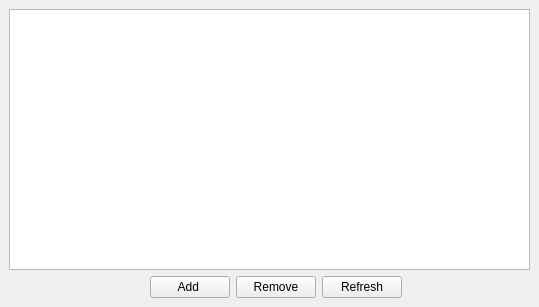
The window that time2pull/forms/main_window.ui (ColinDuquesnoy/Time2Pull) describes before a commit, drawn with Qt 5.
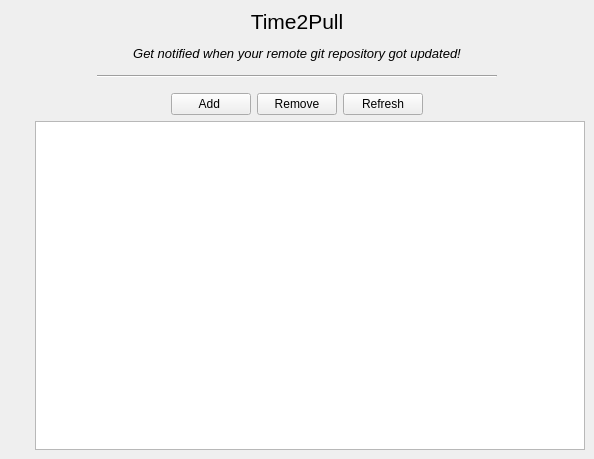
The same window after the commit. Icons and pictures are not drawn.

```diff
--- a/time2pull/forms/main_window.ui
+++ b/time2pull/forms/main_window.ui
@@ -6,8 +6,8 @@
    <rect>
     <x>0</x>
     <y>0</y>
-    <width>539</width>
-    <height>307</height>
+    <width>594</width>
+    <height>459</height>
    </rect>
   </property>
   <property name="windowTitle">
@@ -20,14 +20,97 @@
   <widget class="QWidget" name="centralwidget">
    <layout class="QGridLayout" name="gridLayout">
     <item row="1" column="0">
+     <layout class="QHBoxLayout" name="horizontalLayout_2">
+      <property name="topMargin">
+       <number>0</number>
+      </property>
+      <item>
+       <spacer name="horizontalSpacer_4">
+        <property name="orientation">
+         <enum>Qt::Horizontal</enum>
+        </property>
+        <property name="sizeHint" stdset="0">
+         <size>
+          <width>40</width>
+          <height>20</height>
+         </size>
+        </property>
+       </spacer>
+      </item>
+      <item>
+       <widget class="Line" name="line">
+        <property name="minimumSize">
+         <size>
+          <width>400</width>
+          <height>0</height>
+         </size>
+        </property>
+        <property name="orientation">
+         <enum>Qt::Horizontal</enum>
+        </property>
+       </widget>
+      </item>
+      <item>
+       <spacer name="horizontalSpacer_3">
+        <property name="orientation">
+         <enum>Qt::Horizontal</enum>
+        </property>
+        <property name="sizeHint" stdset="0">
+         <size>
+          <width>40</width>
+          <height>20</height>
+         </size>
+        </property>
+       </spacer>
+      </item>
+     </layout>
+    </item>
+    <item row="0" column="0">
+     <widget class="QLabel" name="label">
+      <property name="text">
+       <string>&lt;html&gt;&lt;head/&gt;&lt;body&gt;&lt;p align=&quot;center&quot;&gt;&lt;img src=&quot;:/time2pull/icons/Time2Pull.png&quot;/&gt;&lt;/p&gt;&lt;p align=&quot;center&quot;&gt;&lt;span style=&quot; font-size:16pt;&quot;&gt;Time2Pull&lt;/span&gt;&lt;/p&gt;&lt;p align=&quot;center&quot;&gt;&lt;span style=&quot; font-size:10pt; font-style:italic;&quot;&gt;Get notified when your remote git repository got updated!&lt;/span&gt;&lt;/p&gt;&lt;/body&gt;&lt;/html&gt;</string>
+      </property>
+     </widget>
+    </item>
+    <item row="3" column="0">
+     <layout class="QHBoxLayout" name="horizontalLayout_3">
+      <property name="topMargin">
+       <number>0</number>
+      </property>
+      <item>
+       <layout class="QVBoxLayout" name="verticalLayout">
+        <property name="leftMargin">
+         <number>0</number>
+        </property>
+        <item>
+         <widget class="QLabel" name="labelRefresh">
+          <property name="text">
+           <string/>
+          </property>
+         </widget>
+        </item>
+        <item>
+         <spacer name="verticalSpacer">
+          <property name="orientation">
+           <enum>Qt::Vertical</enum>
+          </property>
+          <property name="sizeHint" stdset="0">
+           <size>
+            <width>20</width>
+            <height>40</height>
+           </size>
+          </property>
+         </spacer>
+        </item>
+       </layout>
+      </item>
+      <item>
+       <widget class="QListWidget" name="listWidgetRepos"/>
+      </item>
+     </layout>
+    </item>
+    <item row="2" column="0">
      <layout class="QHBoxLayout" name="horizontalLayout">
-      <item>
-       <widget class="QLabel" name="labelRefresh">
-        <property name="text">
-         <string/>
-        </property>
-       </widget>
-      </item>
       <item>
        <spacer name="horizontalSpacer">
         <property name="orientation">
@@ -92,9 +175,6 @@
       </item>
      </layout>
     </item>
-    <item row="0" column="0">
-     <widget class="QListWidget" name="listWidgetRepos"/>
-    </item>
    </layout>
   </widget>
   <action name="actionQuit">
```
